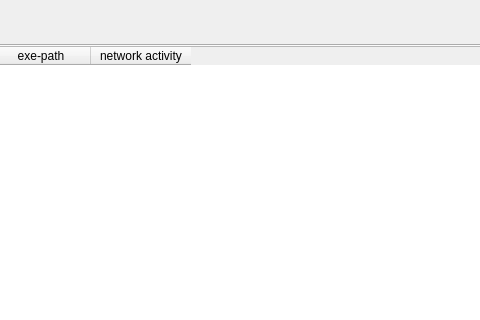
maximss635/SPBPU-MSPZA, file gui/main_window.ui: the form before one commit; both pictures show x 262 to 742 and y 0 to 320 of the 1338 by 600 pixel window.
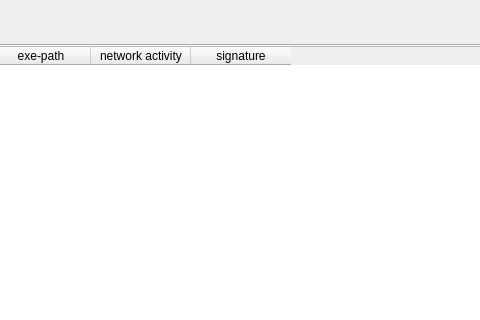
The form after the commit.

```diff
--- a/gui/main_window.ui
+++ b/gui/main_window.ui
@@ -57,6 +57,11 @@
            <string>network activity</string>
           </property>
          </column>
+         <column>
+          <property name="text">
+           <string>signature</string>
+          </property>
+         </column>
         </widget>
        </item>
        <item>
```
